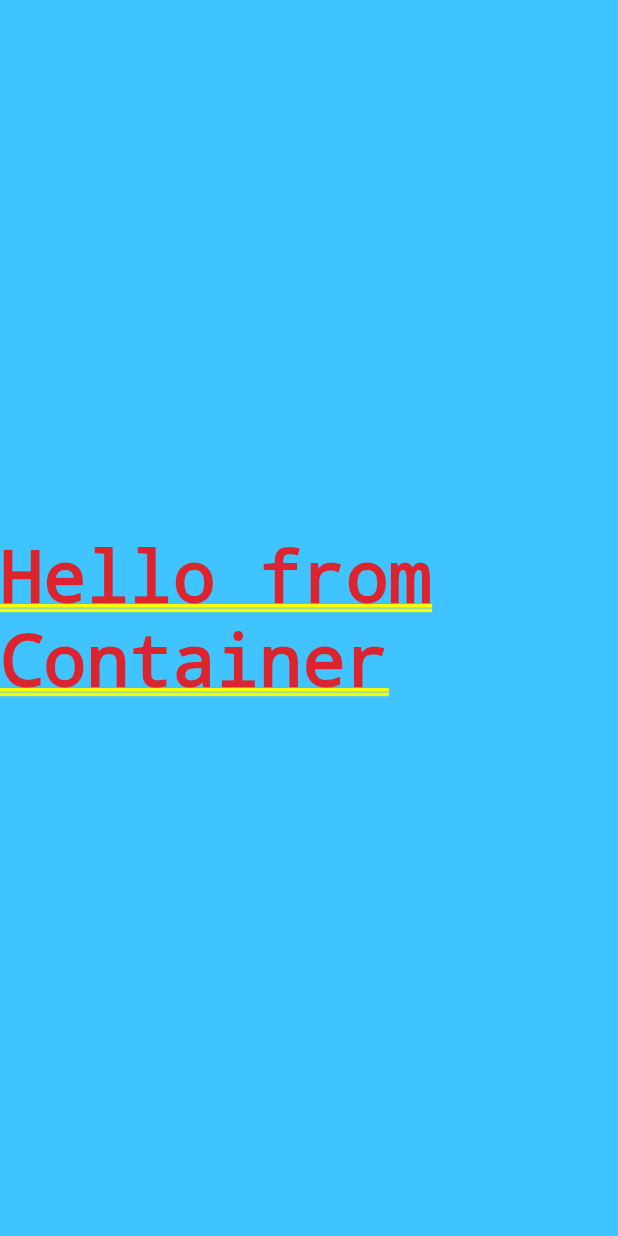
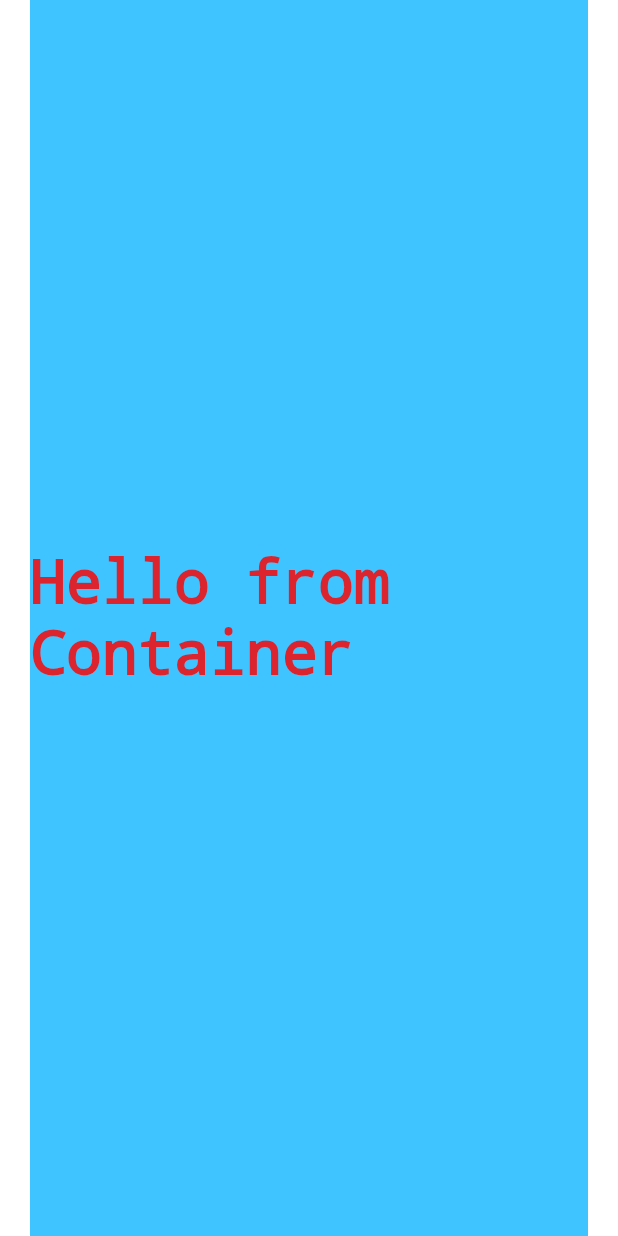
Before and after one commit to vikasmain/food_app_flutter, a Flutter app: the screen it shows after launch, on a phone screen of 412 x 824 dp. Run offline on Flutter 3.47's test engine with Material 2 defaults, Android fonts, the phone set to English and light mode, and no system bars.

Commit message:
Add margin padding to the Container widget

```diff
--- a/lib/app_screens/home.dart
+++ b/lib/app_screens/home.dart
@@ -3,9 +3,16 @@ import 'package:flutter/material.dart';
 class Home extends StatelessWidget {
   @override
   Widget build(BuildContext context) {
-    return Container(
-        color: Colors.lightBlueAccent,
-        alignment: Alignment.center,
-        child: Text("Hello from Container", textDirection: TextDirection.ltr));
+    return Center(
+        child: Container(
+            color: Colors.lightBlueAccent,
+            alignment: Alignment.center,
+//            width: 200.0,
+//            height: 400.0,
+            margin: EdgeInsets.only(left: 20.0, right: 20.0),
+            child: Text("Hello from Container",
+                textDirection: TextDirection.ltr,
+                style: TextStyle(
+                    decoration: TextDecoration.none, fontSize: 40.0))));
   }
 }
```
